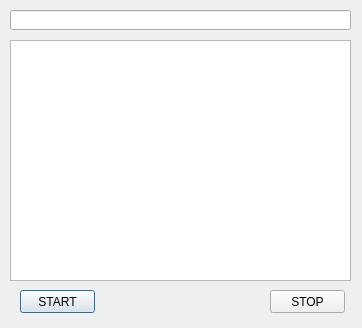
First picture: the form in gui/createScript.ui, repository nervouswizard/Pmagic, before the edit.
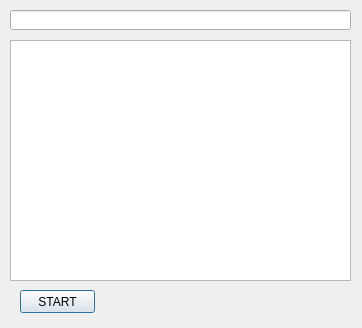
Second picture: the form after the edit.

```diff
--- a/gui/createScript.ui
+++ b/gui/createScript.ui
@@ -36,19 +36,6 @@
     <string>START</string>
    </property>
   </widget>
-  <widget class="QPushButton" name="stop_button">
-   <property name="geometry">
-    <rect>
-     <x>270</x>
-     <y>290</y>
-     <width>75</width>
-     <height>23</height>
-    </rect>
-   </property>
-   <property name="text">
-    <string>STOP</string>
-   </property>
-  </widget>
   <widget class="QListWidget" name="list">
    <property name="geometry">
     <rect>
```
